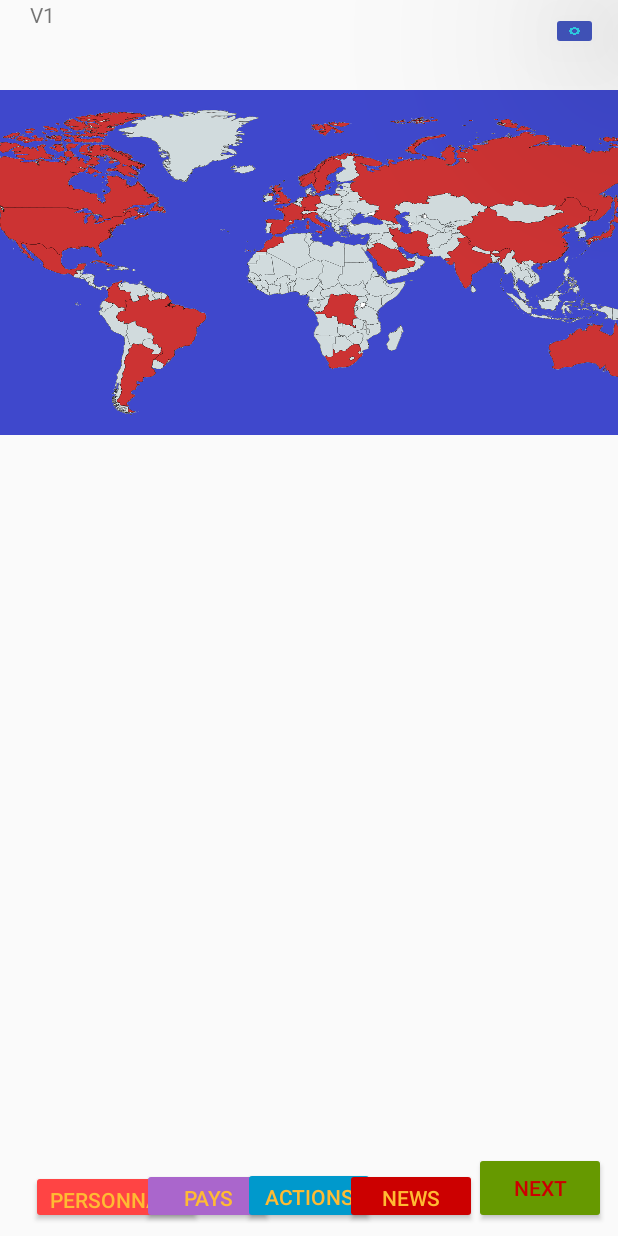
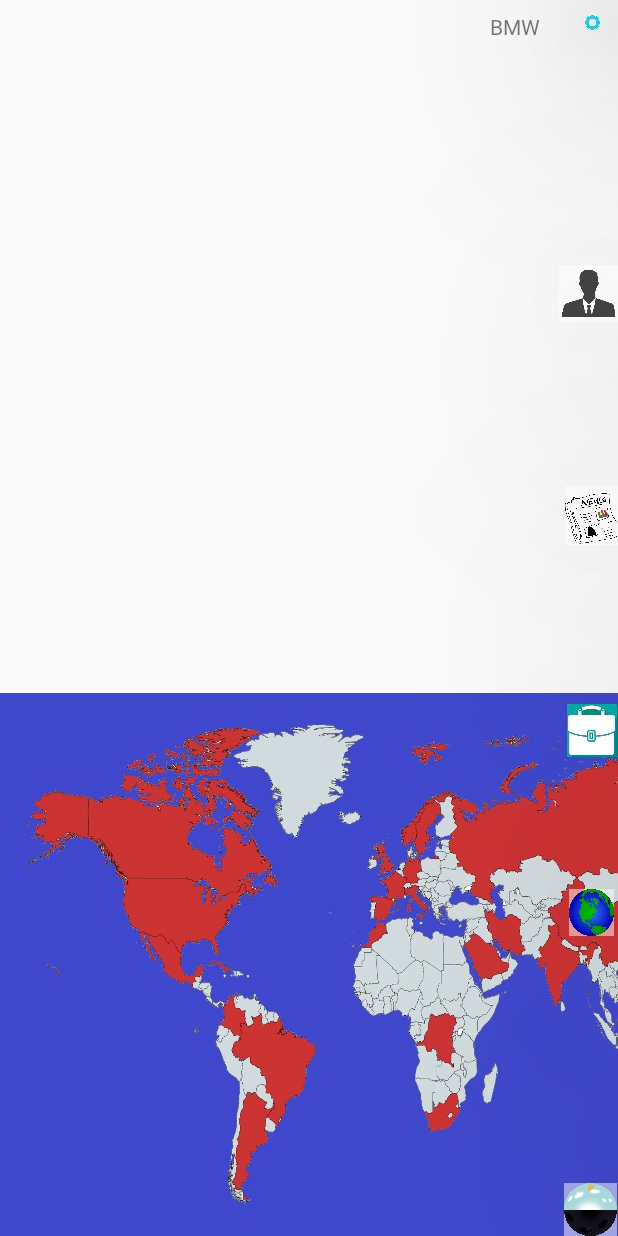
Before and after one commit to Mnx458/Bmw, an Android app: the layout activity_game.xml on its own in the app's theme, with its tools: preview values and no code run, on a phone screen of 412 x 824 dp. Run offline under Robolectric (Android 15) with nearby library versions, the phone set to English and light mode, and no system bars.

Commit message:
revamped UI, added buttons functionalities (kind of)

```diff
--- a/app/src/main/AndroidManifest.xml
+++ b/app/src/main/AndroidManifest.xml
@@ -8,7 +8,7 @@
         android:label="@string/app_name"
         android:roundIcon="@mipmap/ic_launcher_round"
         android:supportsRtl="true"
-        android:theme="@style/AppTheme" >
+        android:theme="@style/Theme.AppCompat.DayNight.NoActionBar" >
         <activity android:name=".GameActivity" >
             <intent-filter>
                 <action android:name="android.intent.action.MAIN" />
--- a/app/src/main/java/com/patateco/qc/ca/businessmoneyworld/GameActivity.java
+++ b/app/src/main/java/com/patateco/qc/ca/businessmoneyworld/GameActivity.java
@@ -4,8 +4,12 @@ import android.app.Activity;
 import android.content.pm.ActivityInfo;
 import android.support.v7.app.AppCompatActivity;
 import android.os.Bundle;
+import android.view.View;
 import android.view.Window;
 import android.view.WindowManager;
+import android.widget.Button;
+import android.widget.ImageButton;
+import android.widget.TextView;
 
 public class GameActivity extends AppCompatActivity {
 
@@ -17,7 +21,57 @@ public class GameActivity extends AppCompatActivity {
         setRequestedOrientation(ActivityInfo.SCREEN_ORIENTATION_LANDSCAPE);
         setContentView(R.layout.activity_game);
 
+
+
+        final TextView txtTest = (TextView)findViewById(R.id.txtTest);
+
+        ImageButton btnPers = (ImageButton) findViewById(R.id.imgPersonnage);
+        btnPers.setOnClickListener(new View.OnClickListener() {
+            @Override
+            public void onClick(View v) {
+                txtTest.setText("Personnage");
+            }
+        });
+
+        ImageButton btnNews = (ImageButton) findViewById(R.id.imgNews);
+        btnPers.setOnClickListener(new View.OnClickListener() {
+            @Override
+            public void onClick(View v) {
+                txtTest.setText("News");
+            }
+        });
+
+        ImageButton btnAction = (ImageButton) findViewById(R.id.imgAction);
+        btnPers.setOnClickListener(new View.OnClickListener() {
+            @Override
+            public void onClick(View v) {
+                txtTest.setText("Actions");
+            }
+        });
+
+        ImageButton btnPays = (ImageButton) findViewById(R.id.imgPays);
+        btnPers.setOnClickListener(new View.OnClickListener() {
+            @Override
+            public void onClick(View v) {
+                txtTest.setText("Pays");
+            }
+        });
+
+        ImageButton btnNext = (ImageButton) findViewById(R.id.imgNext);
+        btnPers.setOnClickListener(new View.OnClickListener() {
+            @Override
+            public void onClick(View v) {
+                txtTest.setText("Next");
+            }
+        });
+
+
+
         //Personnage personnage = new Personnage(22);
+
+
+
+
 
     }
 }
--- a/app/src/main/res/layout/activity_game.xml
+++ b/app/src/main/res/layout/activity_game.xml
@@ -7,121 +7,18 @@
     android:layout_height="match_parent"
     tools:context="com.patateco.qc.ca.businessmoneyworld.GameActivity">
 
-    <TextView
-        android:id="@+id/textView"
+    <ImageButton
+        android:id="@+id/imgSettings"
         android:layout_width="34dp"
-        android:layout_height="20dp"
-        android:text="V1"
-        app:layout_constraintBottom_toBottomOf="parent"
-        app:layout_constraintHorizontal_bias="0.053"
-        app:layout_constraintLeft_toLeftOf="parent"
-        app:layout_constraintRight_toRightOf="parent"
-        app:layout_constraintTop_toTopOf="parent"
-        app:layout_constraintVertical_bias="0.0" />
-
-    <Button
-        android:id="@+id/btnInfoPers"
-        android:layout_width="wrap_content"
-        android:layout_height="36dp"
+        android:layout_height="30dp"
         android:layout_marginBottom="8dp"
-        android:layout_marginEnd="8dp"
         android:layout_marginStart="8dp"
-        android:layout_marginTop="8dp"
-        android:backgroundTint="@android:color/holo_red_light"
-        android:text="Personnage"
-        android:textColor="@android:color/holo_orange_light"
-        app:layout_constraintBottom_toBottomOf="parent"
-        app:layout_constraintEnd_toEndOf="parent"
-        app:layout_constraintHorizontal_bias="0.045"
-        app:layout_constraintStart_toStartOf="parent"
-        app:layout_constraintTop_toTopOf="parent"
-        app:layout_constraintVertical_bias="1.0" />
-
-    <Button
-        android:id="@+id/btnInfoPays"
-        android:layout_width="wrap_content"
-        android:layout_height="37dp"
-        android:layout_marginBottom="8dp"
-        android:layout_marginEnd="8dp"
-        android:layout_marginStart="8dp"
-        android:layout_marginTop="8dp"
-        android:backgroundTint="@android:color/holo_purple"
-        android:text="Pays"
-        android:textColor="@android:color/holo_orange_light"
-        app:layout_constraintBottom_toBottomOf="parent"
-        app:layout_constraintEnd_toEndOf="parent"
-        app:layout_constraintHorizontal_bias="0.282"
-        app:layout_constraintStart_toStartOf="parent"
-        app:layout_constraintTop_toTopOf="parent"
-        app:layout_constraintVertical_bias="1.0" />
-
-    <Button
-        android:id="@+id/btnActions"
-        android:layout_width="wrap_content"
-        android:layout_height="38dp"
-        android:layout_marginBottom="8dp"
-        android:layout_marginEnd="8dp"
-        android:layout_marginStart="8dp"
-        android:layout_marginTop="8dp"
-        android:backgroundTint="@android:color/holo_blue_dark"
-        android:text="Actions"
-        android:textColor="@android:color/holo_orange_light"
-        app:layout_constraintBottom_toBottomOf="parent"
-        app:layout_constraintEnd_toEndOf="parent"
-        app:layout_constraintStart_toStartOf="parent"
-        app:layout_constraintTop_toTopOf="parent"
-        app:layout_constraintVertical_bias="1.0" />
-
-    <Button
-        android:id="@+id/btnNews"
-        android:layout_width="wrap_content"
-        android:layout_height="37dp"
-        android:layout_marginBottom="8dp"
-        android:layout_marginEnd="8dp"
-        android:layout_marginStart="8dp"
-        android:layout_marginTop="8dp"
-        android:backgroundTint="@android:color/holo_red_dark"
-        android:text="News"
-        android:textColor="@android:color/holo_orange_light"
-        app:layout_constraintBottom_toBottomOf="parent"
-        app:layout_constraintEnd_toEndOf="parent"
-        app:layout_constraintHorizontal_bias="0.721"
-        app:layout_constraintStart_toStartOf="parent"
-        app:layout_constraintTop_toTopOf="parent"
-        app:layout_constraintVertical_bias="1.0" />
-
-    <Button
-        android:id="@+id/btnNext"
-        android:layout_width="wrap_content"
-        android:layout_height="wrap_content"
-        android:layout_marginBottom="8dp"
-        android:layout_marginEnd="8dp"
-        android:layout_marginStart="8dp"
-        android:layout_marginTop="16dp"
-        android:backgroundTint="@android:color/holo_green_dark"
-        android:text="NEXT"
-        android:textColor="@android:color/holo_red_dark"
-        app:layout_constraintBottom_toBottomOf="parent"
-        app:layout_constraintEnd_toEndOf="parent"
-        app:layout_constraintHorizontal_bias="1.0"
-        app:layout_constraintStart_toStartOf="parent"
-        app:layout_constraintTop_toTopOf="parent"
-        app:layout_constraintVertical_bias="1.0" />
-
-    <ImageButton
-        android:id="@+id/imageButton"
-        android:layout_width="31dp"
-        android:layout_height="25dp"
-        android:layout_marginBottom="8dp"
-        android:layout_marginEnd="8dp"
-        android:layout_marginStart="8dp"
-        android:layout_marginTop="8dp"
-        android:backgroundTint="@color/colorPrimary"
+        android:backgroundTint="@android:color/transparent"
         android:scaleType="fitXY"
         android:translationZ="100dp"
         app:layout_constraintBottom_toBottomOf="parent"
         app:layout_constraintEnd_toEndOf="parent"
-        app:layout_constraintHorizontal_bias="0.985"
+        app:layout_constraintHorizontal_bias="1.0"
         app:layout_constraintStart_toStartOf="parent"
         app:layout_constraintTop_toTopOf="parent"
         app:layout_constraintVertical_bias="0.0"
@@ -129,16 +26,118 @@
 
     <ImageView
         android:id="@+id/imgCarte"
-        android:layout_width="592dp"
-        android:layout_height="230dp"
-        android:layout_marginBottom="8dp"
+        android:layout_width="556dp"
+        android:layout_height="362dp"
         android:layout_marginEnd="8dp"
-        android:layout_marginStart="8dp"
         android:layout_marginTop="60dp"
         android:background="@drawable/interface_carte"
         app:layout_constraintBottom_toBottomOf="parent"
         app:layout_constraintEnd_toEndOf="parent"
+        app:layout_constraintHorizontal_bias="0.0"
         app:layout_constraintStart_toStartOf="parent"
+        app:layout_constraintTop_toTopOf="parent"
+        app:layout_constraintVertical_bias="1.0" />
+
+    <ImageButton
+        android:id="@+id/imgPersonnage"
+        android:layout_width="39dp"
+        android:layout_height="38dp"
+        android:layout_marginBottom="8dp"
+        android:layout_marginStart="8dp"
+        android:layout_marginTop="8dp"
+        android:background="@android:drawable/screen_background_light_transparent"
+        android:scaleType="fitXY"
+        android:translationZ="100dp"
+        app:layout_constraintBottom_toBottomOf="parent"
+        app:layout_constraintEnd_toEndOf="parent"
+        app:layout_constraintHorizontal_bias="1.0"
+        app:layout_constraintStart_toStartOf="@+id/imgCarte"
+        app:layout_constraintTop_toTopOf="parent"
+        app:layout_constraintVertical_bias="0.219"
+        app:srcCompat="@drawable/avatar" />
+
+    <ImageButton
+        android:id="@+id/imgNews"
+        android:layout_width="35dp"
+        android:layout_height="39dp"
+        android:layout_marginBottom="8dp"
+        android:layout_marginStart="8dp"
+        android:layout_marginTop="8dp"
+        android:background="@android:drawable/screen_background_light_transparent"
+        android:scaleType="fitXY"
+        android:translationZ="100dp"
+        app:layout_constraintBottom_toBottomOf="parent"
+        app:layout_constraintEnd_toEndOf="parent"
+        app:layout_constraintHorizontal_bias="1.0"
+        app:layout_constraintStart_toStartOf="parent"
+        app:layout_constraintTop_toTopOf="parent"
+        app:layout_constraintVertical_bias="0.411"
+        app:srcCompat="@drawable/news" />
+
+    <ImageButton
+        android:id="@+id/imgAction"
+        android:layout_width="33dp"
+        android:layout_height="35dp"
+        android:layout_marginBottom="8dp"
+        android:layout_marginStart="8dp"
+        android:layout_marginTop="8dp"
+        android:background="@android:drawable/screen_background_light_transparent"
+        android:scaleType="fitXY"
+        android:translationZ="100dp"
+        app:layout_constraintBottom_toBottomOf="parent"
+        app:layout_constraintEnd_toEndOf="parent"
+        app:layout_constraintHorizontal_bias="0.998"
+        app:layout_constraintStart_toStartOf="parent"
+        app:layout_constraintTop_toTopOf="parent"
+        app:layout_constraintVertical_bias="0.597"
+        app:srcCompat="@drawable/action" />
+
+    <ImageButton
+        android:id="@+id/imgPays"
+        android:layout_width="30dp"
+        android:layout_height="31dp"
+        android:layout_marginBottom="8dp"
+        android:layout_marginStart="8dp"
+        android:layout_marginTop="8dp"
+        android:background="@android:drawable/screen_background_light_transparent"
+        android:scaleType="fitXY"
+        android:translationZ="100dp"
+        app:layout_constraintBottom_toBottomOf="parent"
+        app:layout_constraintEnd_toEndOf="parent"
+        app:layout_constraintHorizontal_bias="0.992"
+        app:layout_constraintStart_toStartOf="parent"
+        app:layout_constraintTop_toTopOf="parent"
+        app:layout_constraintVertical_bias="0.753"
+        app:srcCompat="@drawable/pays" />
+
+    <ImageButton
+        android:id="@+id/imgNext"
+        android:layout_width="35dp"
+        android:layout_height="35dp"
+        android:background="@android:drawable/screen_background_light_transparent"
+        android:scaleType="fitXY"
+        android:translationZ="100dp"
+        app:layout_constraintBottom_toBottomOf="parent"
+        app:layout_constraintEnd_toEndOf="parent"
+        app:layout_constraintHorizontal_bias="0.998"
+        app:layout_constraintStart_toStartOf="parent"
+        app:layout_constraintTop_toTopOf="parent"
+        app:layout_constraintVertical_bias="1.0"
+        app:srcCompat="@drawable/next" />
+
+    <TextView
+        android:id="@+id/txtTest"
+        android:layout_width="wrap_content"
+        android:layout_height="wrap_content"
+        android:layout_marginBottom="8dp"
+        android:layout_marginEnd="8dp"
+        android:layout_marginStart="8dp"
+        android:layout_marginTop="8dp"
+        android:text="BMW"
+        app:layout_constraintBottom_toBottomOf="parent"
+        app:layout_constraintEnd_toEndOf="parent"
+        app:layout_constraintHorizontal_bias="0.878"
+        app:layout_constraintStart_toStartOf="@+id/imgCarte"
         app:layout_constraintTop_toTopOf="parent"
         app:layout_constraintVertical_bias="0.0" />
 
```
Also changed, not shown: app/src/main/res/drawable/action.jpg (added), app/src/main/res/drawable/avatar.png (added), app/src/main/res/drawable/interface_carte.png, app/src/main/res/drawable/news.png (added), app/src/main/res/drawable/next.png (added), app/src/main/res/drawable/pays.png (added), app/src/main/res/mipmap-hdpi/ic_launcher.png, app/src/main/res/mipmap-hdpi/ic_launcher_round.png, app/src/main/res/mipmap-mdpi/ic_launcher.png, app/src/main/res/mipmap-mdpi/ic_launcher_round.png, app/src/main/res/mipmap-xhdpi/ic_launcher.png, app/src/main/res/mipmap-xhdpi/ic_launcher_round.png, app/src/main/res/mipmap-xxhdpi/ic_launcher.png, app/src/main/res/mipmap-xxhdpi/ic_launcher_round.png, 2 more files, 956 other files.
